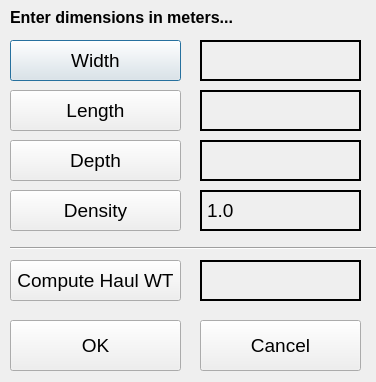
This is ui/BinDialog.ui in guyuhong/CLAMS as Qt 5 draws it before an edit. The edited form follows.
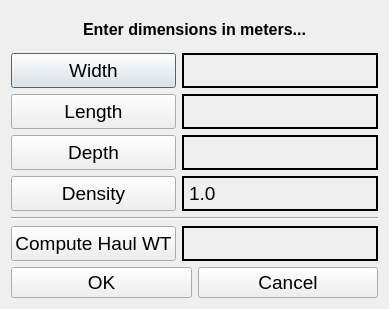
This is the edited form.

Commit message: Updated BinDialog for Py3Qt6

Patch:
```diff
--- a/ui/BinDialog.ui
+++ b/ui/BinDialog.ui
@@ -6,22 +6,16 @@
    <rect>
     <x>0</x>
     <y>0</y>
-    <width>376</width>
-    <height>382</height>
+    <width>389</width>
+    <height>309</height>
    </rect>
   </property>
   <property name="windowTitle">
    <string>Bin Dimensions</string>
   </property>
+  <layout class="QVBoxLayout" name="verticalLayout">
+   <item>
   <widget class="QLabel" name="label">
-   <property name="geometry">
-    <rect>
-     <x>10</x>
-     <y>0</y>
-     <width>347</width>
-     <height>34</height>
-    </rect>
-   </property>
    <property name="font">
     <font>
      <pointsize>12</pointsize>
@@ -32,15 +26,20 @@
    <property name="text">
     <string>Enter dimensions in meters...</string>
    </property>
-  </widget>
+     <property name="alignment">
+      <set>Qt::AlignCenter</set>
+     </property>
+    </widget>
+   </item>
+   <item>
+    <layout class="QFormLayout" name="formLayout_2">
+     <item row="0" column="0">
   <widget class="QPushButton" name="widthBtn">
-   <property name="geometry">
-    <rect>
-     <x>10</x>
-     <y>40</y>
-     <width>171</width>
-     <height>41</height>
-    </rect>
+       <property name="minimumSize">
+        <size>
+         <width>165</width>
+         <height>35</height>
+        </size>
    </property>
    <property name="font">
     <font>
@@ -51,15 +50,9 @@
     <string>Width</string>
    </property>
   </widget>
+     </item>
+     <item row="0" column="1">
   <widget class="QLabel" name="widthLabel">
-   <property name="geometry">
-    <rect>
-     <x>200</x>
-     <y>40</y>
-     <width>161</width>
-     <height>41</height>
-    </rect>
-   </property>
    <property name="font">
     <font>
      <pointsize>14</pointsize>
@@ -78,14 +71,14 @@
     <string/>
    </property>
   </widget>
+     </item>
+     <item row="1" column="0">
   <widget class="QPushButton" name="lengthBtn">
-   <property name="geometry">
-    <rect>
-     <x>10</x>
-     <y>90</y>
-     <width>171</width>
-     <height>41</height>
-    </rect>
+       <property name="minimumSize">
+        <size>
+         <width>165</width>
+         <height>35</height>
+        </size>
    </property>
    <property name="font">
     <font>
@@ -96,15 +89,9 @@
     <string>Length</string>
    </property>
   </widget>
+     </item>
+     <item row="1" column="1">
   <widget class="QLabel" name="lengthLabel">
-   <property name="geometry">
-    <rect>
-     <x>200</x>
-     <y>90</y>
-     <width>161</width>
-     <height>41</height>
-    </rect>
-   </property>
    <property name="font">
     <font>
      <pointsize>14</pointsize>
@@ -123,41 +110,14 @@
     <string/>
    </property>
   </widget>
-  <widget class="QLabel" name="depthLabel">
-   <property name="geometry">
-    <rect>
-     <x>200</x>
-     <y>140</y>
-     <width>161</width>
-     <height>41</height>
-    </rect>
-   </property>
-   <property name="font">
-    <font>
-     <pointsize>14</pointsize>
-    </font>
-   </property>
-   <property name="autoFillBackground">
-    <bool>true</bool>
-   </property>
-   <property name="frameShape">
-    <enum>QFrame::Box</enum>
-   </property>
-   <property name="lineWidth">
-    <number>2</number>
-   </property>
-   <property name="text">
-    <string/>
-   </property>
-  </widget>
+     </item>
+     <item row="2" column="0">
   <widget class="QPushButton" name="depthBtn">
-   <property name="geometry">
-    <rect>
-     <x>10</x>
-     <y>140</y>
-     <width>171</width>
-     <height>41</height>
-    </rect>
+       <property name="minimumSize">
+        <size>
+         <width>165</width>
+         <height>35</height>
+        </size>
    </property>
    <property name="font">
     <font>
@@ -168,14 +128,35 @@
     <string>Depth</string>
    </property>
   </widget>
+     </item>
+     <item row="2" column="1">
+      <widget class="QLabel" name="depthLabel">
+       <property name="font">
+        <font>
+         <pointsize>14</pointsize>
+        </font>
+       </property>
+       <property name="autoFillBackground">
+        <bool>true</bool>
+       </property>
+       <property name="frameShape">
+        <enum>QFrame::Box</enum>
+       </property>
+       <property name="lineWidth">
+        <number>2</number>
+       </property>
+       <property name="text">
+        <string/>
+       </property>
+      </widget>
+     </item>
+     <item row="3" column="0">
   <widget class="QPushButton" name="densityBtn">
-   <property name="geometry">
-    <rect>
-     <x>10</x>
-     <y>190</y>
-     <width>171</width>
-     <height>41</height>
-    </rect>
+       <property name="minimumSize">
+        <size>
+         <width>165</width>
+         <height>35</height>
+        </size>
    </property>
    <property name="font">
     <font>
@@ -186,15 +167,9 @@
     <string>Density</string>
    </property>
   </widget>
+     </item>
+     <item row="3" column="1">
   <widget class="QLabel" name="densityLabel">
-   <property name="geometry">
-    <rect>
-     <x>200</x>
-     <y>190</y>
-     <width>161</width>
-     <height>41</height>
-    </rect>
-   </property>
    <property name="font">
     <font>
      <pointsize>14</pointsize>
@@ -213,90 +188,25 @@
     <string>1.0</string>
    </property>
   </widget>
-  <widget class="QLabel" name="haulWtLabel">
-   <property name="geometry">
-    <rect>
-     <x>200</x>
-     <y>260</y>
-     <width>161</width>
-     <height>41</height>
-    </rect>
-   </property>
-   <property name="font">
-    <font>
-     <pointsize>20</pointsize>
-    </font>
-   </property>
-   <property name="autoFillBackground">
-    <bool>true</bool>
-   </property>
-   <property name="frameShape">
-    <enum>QFrame::Box</enum>
-   </property>
-   <property name="lineWidth">
-    <number>2</number>
-   </property>
-   <property name="text">
-    <string/>
-   </property>
-  </widget>
-  <widget class="QPushButton" name="cancelBtn">
-   <property name="geometry">
-    <rect>
-     <x>200</x>
-     <y>320</y>
-     <width>161</width>
-     <height>51</height>
-    </rect>
-   </property>
-   <property name="font">
-    <font>
-     <pointsize>14</pointsize>
-    </font>
-   </property>
-   <property name="text">
-    <string>Cancel</string>
-   </property>
-  </widget>
-  <widget class="QPushButton" name="okBtn">
-   <property name="geometry">
-    <rect>
-     <x>10</x>
-     <y>320</y>
-     <width>171</width>
-     <height>51</height>
-    </rect>
-   </property>
-   <property name="font">
-    <font>
-     <pointsize>14</pointsize>
-    </font>
-   </property>
-   <property name="text">
-    <string>OK</string>
-   </property>
-  </widget>
+     </item>
+    </layout>
+   </item>
+   <item>
   <widget class="Line" name="line">
-   <property name="geometry">
-    <rect>
-     <x>10</x>
-     <y>240</y>
-     <width>371</width>
-     <height>16</height>
-    </rect>
-   </property>
    <property name="orientation">
     <enum>Qt::Horizontal</enum>
    </property>
   </widget>
+   </item>
+   <item>
+    <layout class="QFormLayout" name="formLayout_3">
+     <item row="0" column="0">
   <widget class="QPushButton" name="compBtn">
-   <property name="geometry">
-    <rect>
-     <x>10</x>
-     <y>260</y>
-     <width>171</width>
-     <height>41</height>
-    </rect>
+       <property name="minimumSize">
+        <size>
+         <width>165</width>
+         <height>35</height>
+        </size>
    </property>
    <property name="font">
     <font>
@@ -307,6 +217,59 @@
     <string>Compute Haul WT</string>
    </property>
   </widget>
+     </item>
+     <item row="0" column="1">
+      <widget class="QLabel" name="haulWtLabel">
+       <property name="font">
+        <font>
+         <pointsize>20</pointsize>
+        </font>
+       </property>
+       <property name="autoFillBackground">
+        <bool>true</bool>
+       </property>
+       <property name="frameShape">
+        <enum>QFrame::Box</enum>
+       </property>
+       <property name="lineWidth">
+        <number>2</number>
+       </property>
+       <property name="text">
+        <string/>
+       </property>
+      </widget>
+     </item>
+    </layout>
+   </item>
+   <item>
+    <layout class="QHBoxLayout" name="horizontalLayout">
+     <item>
+      <widget class="QPushButton" name="okBtn">
+       <property name="font">
+        <font>
+         <pointsize>14</pointsize>
+        </font>
+       </property>
+       <property name="text">
+        <string>OK</string>
+       </property>
+      </widget>
+     </item>
+     <item>
+      <widget class="QPushButton" name="cancelBtn">
+       <property name="font">
+        <font>
+         <pointsize>14</pointsize>
+        </font>
+       </property>
+       <property name="text">
+        <string>Cancel</string>
+       </property>
+      </widget>
+     </item>
+    </layout>
+   </item>
+  </layout>
  </widget>
  <resources/>
  <connections/>
```
Lines whose indentation alone changed are shown as unchanged. The commit also changes 2 other files.
